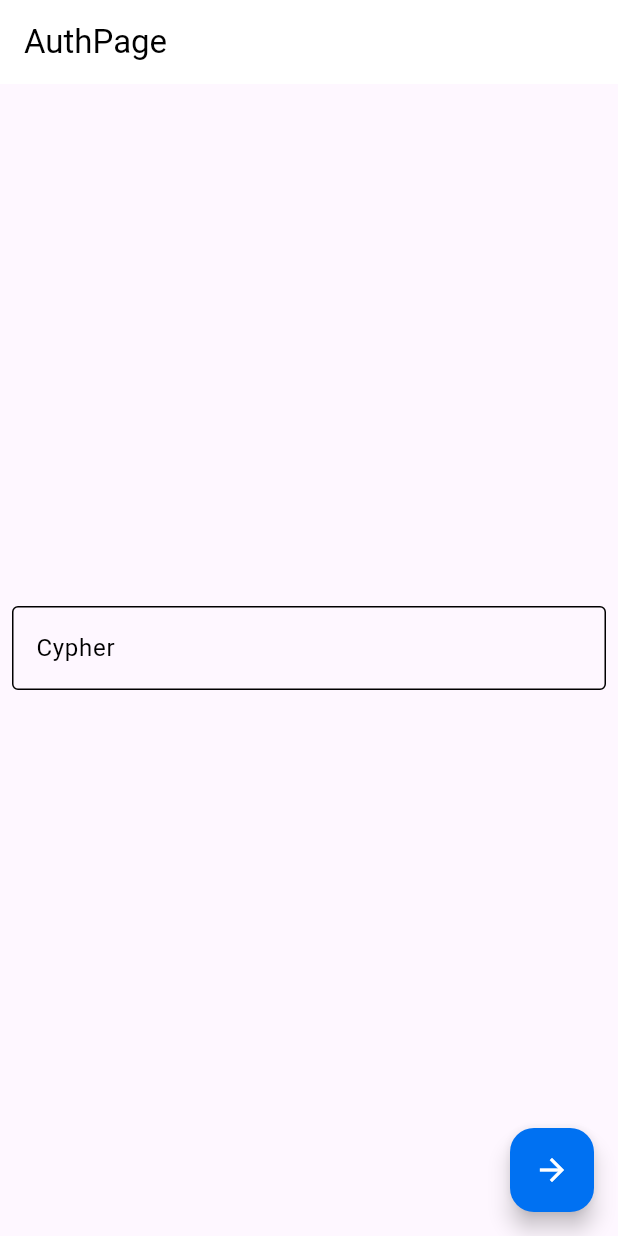
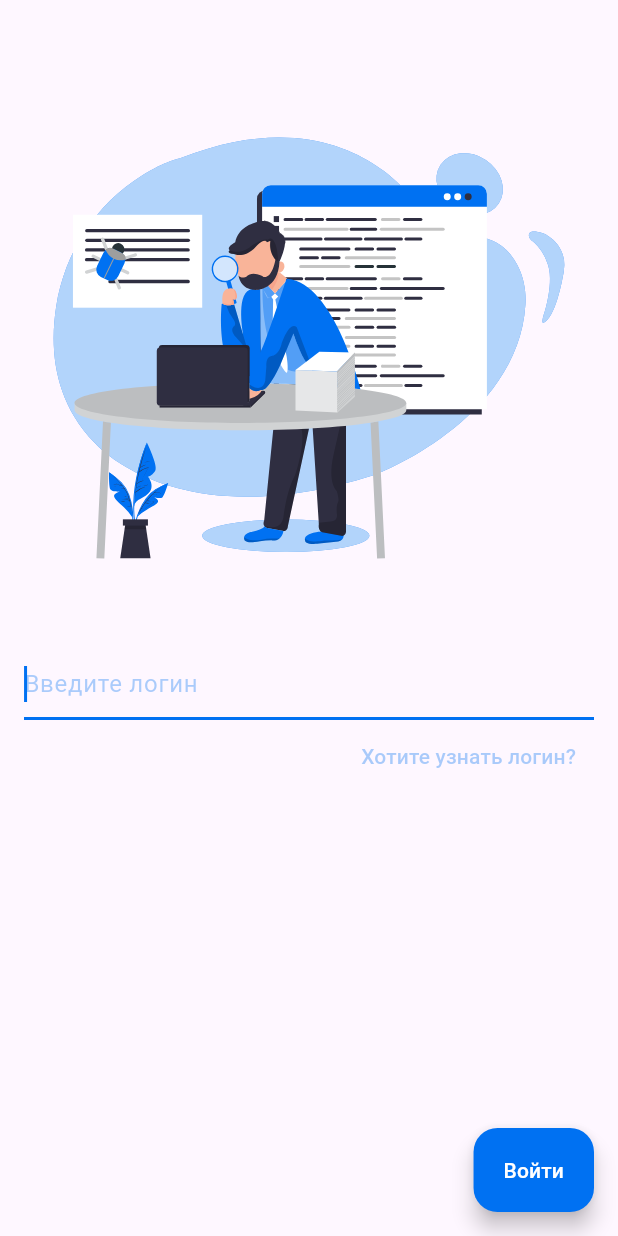
Before and after one commit to Jarkynbekbat/tizme, a Flutter app: the screen it shows after launch, after a tap on "Пропустить", on a phone screen of 412 x 824 dp. Run offline on Flutter 3.47's test engine with Material 2 defaults, Android fonts, the light colour scheme and no system bars; our stand-ins replace cloud_firestore, firebase_core, firebase_crashlytics, firebase_messaging, flutter_bloc, flutter_easyloading and 13 more; missing offline and left inert: easy_dialog, gradient_text; accounts and stored records are empty; network calls fail.

Commit message:
ui: auth page

```diff
--- a/lib/app.dart
+++ b/lib/app.dart
@@ -1,22 +1,23 @@
 import 'package:flutter/material.dart';
+import 'package:flutter_easyloading/flutter_easyloading.dart';
 import 'package:studtime/src/features/splash/splash_navigator.dart';
+import 'package:studtime/src/shared/styles/app_themes.dart';
+
+import 'src/shared/configs/easy_loading_config.dart';
 
 class App extends StatelessWidget {
   const App({super.key});
 
   @override
   Widget build(BuildContext context) {
+    setupEasyLoading();
+
     return MaterialApp(
-      theme: ThemeData.light(useMaterial3: true).copyWith(
-        primaryColor: const Color(0xff0071f2),
-        colorScheme: const ColorScheme.light(
-          primary: Color(0xff0071f2),
-          secondary: Color(0xff2f2e41),
-        ),
-      ),
-      darkTheme: ThemeData.dark(useMaterial3: true),
+      theme: AppThemes.lightTheme,
+      darkTheme: AppThemes.darkTheme,
       themeMode: ThemeMode.light,
       home: const SplashNavigator(),
+      builder: EasyLoading.init(),
     );
   }
 }
--- a/lib/src/features/auth/pages/auth_page/auth_page.dart
+++ b/lib/src/features/auth/pages/auth_page/auth_page.dart
@@ -1,7 +1,12 @@
 import 'package:flutter/material.dart';
 import 'package:flutter_bloc/flutter_bloc.dart';
+import 'package:flutter_easyloading/flutter_easyloading.dart';
 import 'package:flutter_hooks/flutter_hooks.dart';
 import 'package:studtime/src/features/auth/blocs/auth_cubit/auth_cubit.dart';
+import 'package:studtime/src/shared/assets/assets.gen.dart';
+import 'package:studtime/src/shared/extensions/on_widget.dart';
+import 'package:studtime/src/shared/styles/app_colors.dart';
+import 'package:studtime/src/shared/styles/app_paddings.dart';
 
 class AuthPage extends HookWidget {
   const AuthPage({Key? key}) : super(key: key);
@@ -9,46 +14,54 @@ class AuthPage extends HookWidget {
   @override
   Widget build(BuildContext context) {
     final cypherController = useTextEditingController();
+    final authCubit = context.read<AuthCubit>();
 
     return Scaffold(
-      appBar: AppBar(
-        title: const Text('AuthPage'),
-      ),
       body: Padding(
-        padding: const EdgeInsets.all(8.0),
-        child: Center(
+        padding: const EdgeInsets.all(AppPadding.defaultPadding),
         child: Column(
           mainAxisAlignment: MainAxisAlignment.center,
           children: [
+            const SizedBox(height: 24.0),
+            Flexible(child: Assets.auth.auth.svg()),
+            Expanded(
+              child: Column(
+                crossAxisAlignment: CrossAxisAlignment.end,
+                children: [
+                  const SizedBox(height: 8.0),
                   TextField(
                     controller: cypherController,
-                decoration: const InputDecoration(
-                  border: OutlineInputBorder(),
-                  labelText: 'Cypher',
+                    autofocus: true,
+                    keyboardType: TextInputType.number,
+                    decoration: InputDecoration(
+                      hintText: 'Введите логин',
+                      hintStyle: TextStyle(
+                        color: AppColors.primaryColor.withOpacity(0.33),
                       ),
                     ),
-              const SizedBox(height: 16),
-              BlocBuilder<AuthCubit, AuthState>(
-                builder: (context, state) {
-                  return state.maybeWhen(
-                    loading: () => const CircularProgressIndicator(),
-                    error: (message) => Text(
-                      message,
-                      style: const TextStyle(color: Colors.red),
                   ),
-                    orElse: () => const SizedBox.shrink(),
-                  );
-                },
+                  TextButton(
+                    onPressed: () {},
+                    child: const Text('Хотите узнать логин?'),
+                  ).dev(),
+                ],
+              ),
             ),
           ],
         ),
       ),
-      ),
-      floatingActionButton: FloatingActionButton(
-        onPressed: () {
-          context.read<AuthCubit>().loginWithCypher(cypherController.text);
+      floatingActionButton: FloatingActionButton.extended(
+        onPressed: () async {
+          EasyLoading.show();
+          await authCubit.loginWithCypher(cypherController.text);
+          final state = authCubit.state;
+
+          state.maybeWhen(
+            error: EasyLoading.showError,
+            orElse: EasyLoading.dismiss,
+          );
         },
-        child: const Icon(Icons.arrow_forward),
+        label: const Text('Войти'),
       ),
     );
   }
--- a/lib/src/features/home/pages/home_page/home_page.dart
+++ b/lib/src/features/home/pages/home_page/home_page.dart
@@ -8,6 +8,31 @@ class HomePage extends StatelessWidget {
   const HomePage({Key? key}) : super(key: key);
   @override
   Widget build(BuildContext context) {
+    return Scaffold(
+      body: Center(
+        child: Column(
+          mainAxisSize: MainAxisSize.min,
+          children: [
+            BlocBuilder<AuthCubit, AuthState>(
+              builder: (context, state) {
+                return state.map(
+                  loggedOut: (_) => const Text('LoggedOut'),
+                  initialization: (_) => const Text('Initialization'),
+                  loading: (_) => const CircularProgressIndicator(),
+                  loggedIn: (state) => Text('userId:  ${state.student.id}'),
+                  error: (_) => const Text('Error'),
+                );
+              },
+            ),
+          ],
+        ),
+      ),
+      floatingActionButton: FloatingActionButton.small(
+        onPressed: () => context.read<AuthCubit>().logout(),
+        child: const Icon(Icons.logout),
+      ),
+    );
+
     return DefaultTabController(
       length: 5,
       initialIndex: (DateTime.now().weekday - 1).clamp(0, 5),
--- a/lib/src/shared/assets/assets.gen.dart
+++ b/lib/src/shared/assets/assets.gen.dart
@@ -10,6 +10,16 @@
 import 'package:flutter/widgets.dart';
 import 'package:flutter_svg/flutter_svg.dart';
 import 'package:flutter/services.dart';
+
+class $AssetsAuthGen {
+  const $AssetsAuthGen();
+
+  /// File path: assets/auth/auth.svg
+  SvgGenImage get auth => const SvgGenImage('assets/auth/auth.svg');
+
+  /// List of all assets
+  List<SvgGenImage> get values => [auth];
+}
 
 class $AssetsIntroGen {
   const $AssetsIntroGen();
@@ -30,6 +40,7 @@ class $AssetsIntroGen {
 class Assets {
   Assets._();
 
+  static const $AssetsAuthGen auth = $AssetsAuthGen();
   static const $AssetsIntroGen intro = $AssetsIntroGen();
 }
 
--- /dev/null
+++ b/lib/src/shared/configs/easy_loading_config.dart
@@ -0,0 +1,22 @@
+import 'package:flutter/material.dart';
+import 'package:flutter_easyloading/flutter_easyloading.dart';
+import 'package:studtime/src/shared/styles/app_colors.dart';
+
+void setupEasyLoading() {
+  EasyLoading.instance
+    ..userInteractions = false
+    ..dismissOnTap = false
+    ..displayDuration = const Duration(milliseconds: 2000)
+
+    ///
+    ..maskColor = Colors.transparent
+    ..backgroundColor = AppColors.primaryColor.withOpacity(0.22)
+    ..textColor = AppColors.primaryColor.withOpacity(0.88)
+    ..maskType = EasyLoadingMaskType.custom
+    ..loadingStyle = EasyLoadingStyle.custom
+    ..boxShadow = []
+
+    ///
+    ..indicatorType = EasyLoadingIndicatorType.fadingCircle
+    ..indicatorColor = AppColors.primaryColor;
+}
--- a/lib/src/shared/extensions/on_widget.dart
+++ b/lib/src/shared/extensions/on_widget.dart
@@ -1,5 +1,20 @@
+import 'package:flutter/cupertino.dart';
 import 'package:flutter/material.dart';
+import 'package:flutter_easyloading/flutter_easyloading.dart';
 
 extension OnWidget on Widget {
   MaterialPageRoute toMatRoute() => MaterialPageRoute(builder: (_) => this);
+
+  Widget dev() {
+    return CupertinoButton(
+      onPressed: () {
+        EasyLoading.showToast("Данный раздел находится в разработке");
+      },
+      padding: EdgeInsets.zero,
+      child: Opacity(
+        opacity: 0.33,
+        child: AbsorbPointer(child: this),
+      ),
+    );
+  }
 }
--- a/lib/src/shared/styles/app_colors.dart
+++ b/lib/src/shared/styles/app_colors.dart
@@ -1,5 +1,6 @@
 import 'package:flutter/material.dart';
 
 abstract class AppColors {
-  static Color primaryColor = const Color(0xFF000000);
+  static Color primaryColor = const Color(0xff0071f2);
+  static Color secondaryColor = const Color(0xff2f2e41);
 }
--- /dev/null
+++ b/lib/src/shared/styles/app_paddings.dart
@@ -0,0 +1,5 @@
+abstract class AppPadding {
+  static const double defaultPadding = 16.0;
+  static const double defaultPaddingHalf = 8.0;
+  static const double defaultPaddingDouble = 32.0;
+}
--- /dev/null
+++ b/lib/src/shared/styles/app_themes.dart
@@ -0,0 +1,13 @@
+import 'package:flutter/material.dart';
+import 'package:studtime/src/shared/styles/app_colors.dart';
+
+abstract class AppThemes {
+  static ThemeData lightTheme = ThemeData.light(useMaterial3: true).copyWith(
+    primaryColor: AppColors.primaryColor,
+    colorScheme: ColorScheme.light(
+      primary: AppColors.primaryColor,
+      secondary: AppColors.secondaryColor,
+    ),
+  );
+  static ThemeData darkTheme = ThemeData.dark(useMaterial3: true);
+}
--- a/pubspec.yaml
+++ b/pubspec.yaml
@@ -23,6 +23,7 @@ dependencies:
   json_annotation: ^4.8.0
   introduction_screen: ^3.1.4
   flutter_svg: ^1.1.6
+  flutter_easyloading: ^3.0.5
 
 dev_dependencies:
   flutter_test:
@@ -52,3 +53,4 @@ flutter:
   uses-material-design: true
   assets:
     - assets/intro/
+    - assets/auth/
```
Also changed, not shown: assets/auth/auth.svg (added), pubspec.lock. Lines whose indentation alone changed are shown as unchanged.
